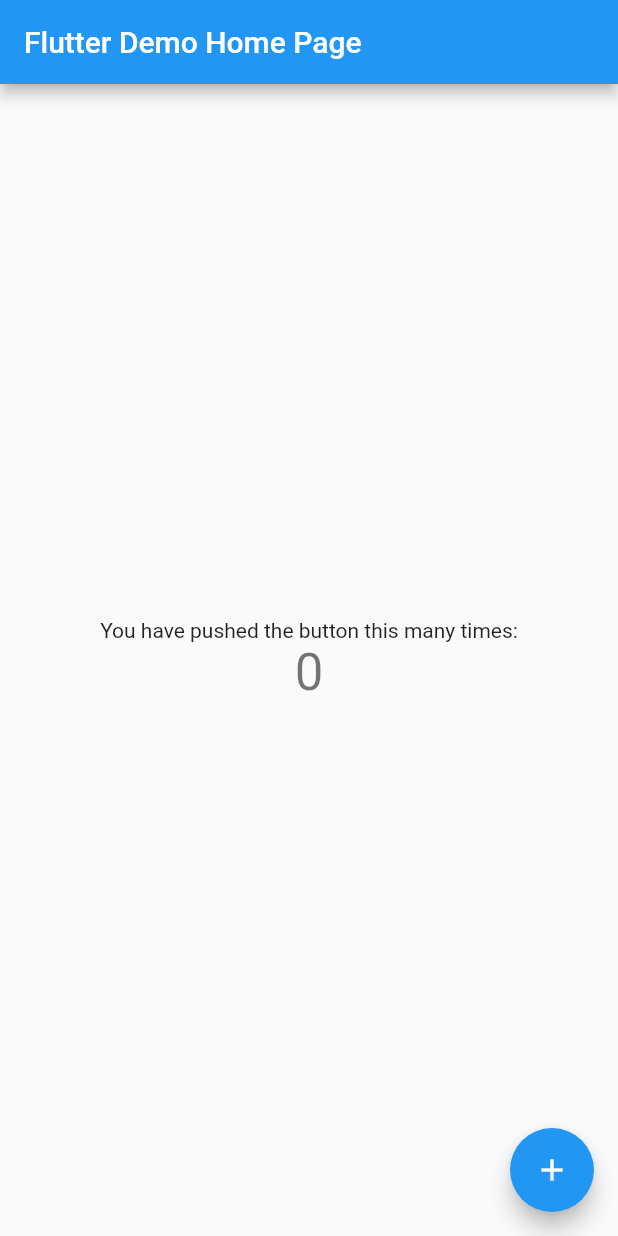
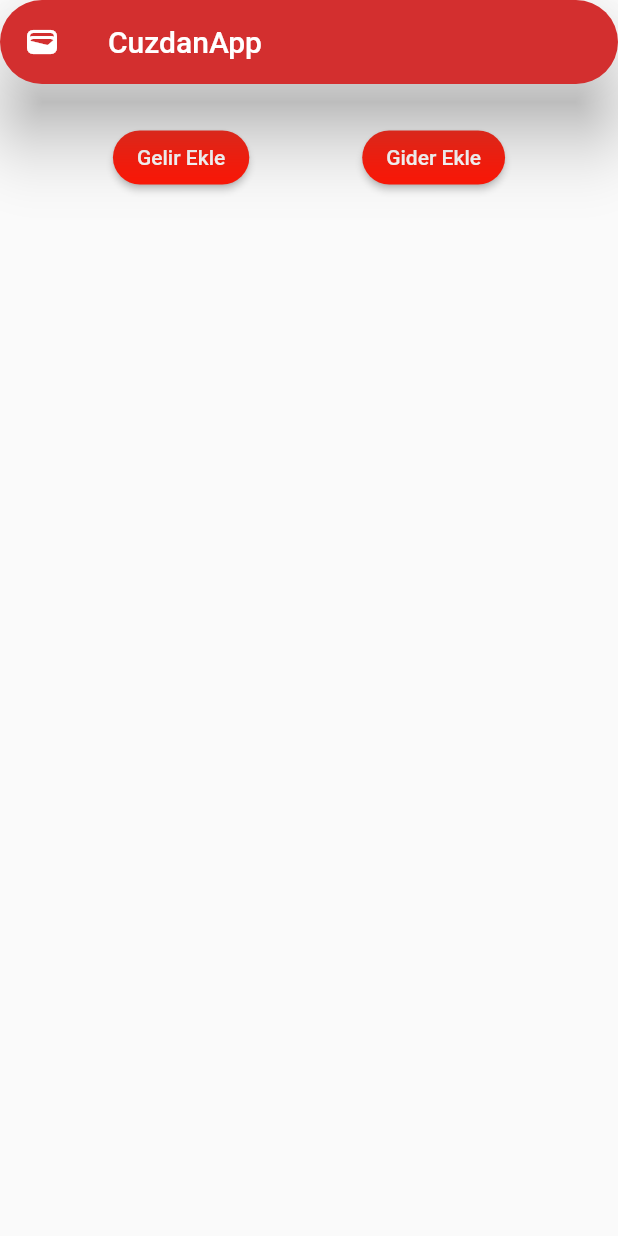
Before and after one commit to sallystalone/monthly_calculator_app, a Flutter app: the screen it shows after launch, on a phone screen of 412 x 824 dp. Run offline on Flutter 3.47's test engine with Material 2 defaults, Android fonts, the phone set to English and light mode, and no system bars.

Commit message:
buttons
Buttons 'gelir ekle', 'gider ekle' created and postioned in the container.

```diff
--- a/monthly_caclulator_app/lib/main.dart
+++ b/monthly_caclulator_app/lib/main.dart
@@ -1,115 +1,15 @@
 import 'package:flutter/material.dart';
+import 'package:monthly_caclulator_app/view.dart';
 
 void main() {
   runApp(const MyApp());
 }
 
 class MyApp extends StatelessWidget {
-  const MyApp({super.key});
-
-  // This widget is the root of your application.
-  @override
-  Widget build(BuildContext context) {
-    return MaterialApp(
-      title: 'Flutter Demo',
-      theme: ThemeData(
-        // This is the theme of your application.
-        //
-        // Try running your application with "flutter run". You'll see the
-        // application has a blue toolbar. Then, without quitting the app, try
-        // changing the primarySwatch below to Colors.green and then invoke
-        // "hot reload" (press "r" in the console where you ran "flutter run",
-        // or simply save your changes to "hot reload" in a Flutter IDE).
-        // Notice that the counter didn't reset back to zero; the application
-        // is not restarted.
-        primarySwatch: Colors.blue,
-      ),
-      home: const MyHomePage(title: 'Flutter Demo Home Page'),
-    );
-  }
-}
-
-class MyHomePage extends StatefulWidget {
-  const MyHomePage({super.key, required this.title});
-
-  // This widget is the home page of your application. It is stateful, meaning
-  // that it has a State object (defined below) that contains fields that affect
-  // how it looks.
-
-  // This class is the configuration for the state. It holds the values (in this
-  // case the title) provided by the parent (in this case the App widget) and
-  // used by the build method of the State. Fields in a Widget subclass are
-  // always marked "final".
-
-  final String title;
-
-  @override
-  State<MyHomePage> createState() => _MyHomePageState();
-}
-
-class _MyHomePageState extends State<MyHomePage> {
-  int _counter = 0;
-
-  void _incrementCounter() {
-    setState(() {
-      // This call to setState tells the Flutter framework that something has
-      // changed in this State, which causes it to rerun the build method below
-      // so that the display can reflect the updated values. If we changed
-      // _counter without calling setState(), then the build method would not be
-      // called again, and so nothing would appear to happen.
-      _counter++;
-    });
-  }
+  const MyApp({Key? key}) : super(key: key);
 
   @override
   Widget build(BuildContext context) {
-    // This method is rerun every time setState is called, for instance as done
-    // by the _incrementCounter method above.
-    //
-    // The Flutter framework has been optimized to make rerunning build methods
-    // fast, so that you can just rebuild anything that needs updating rather
-    // than having to individually change instances of widgets.
-    return Scaffold(
-      appBar: AppBar(
-        // Here we take the value from the MyHomePage object that was created by
-        // the App.build method, and use it to set our appbar title.
-        title: Text(widget.title),
-      ),
-      body: Center(
-        // Center is a layout widget. It takes a single child and positions it
-        // in the middle of the parent.
-        child: Column(
-          // Column is also a layout widget. It takes a list of children and
-          // arranges them vertically. By default, it sizes itself to fit its
-          // children horizontally, and tries to be as tall as its parent.
-          //
-          // Invoke "debug painting" (press "p" in the console, choose the
-          // "Toggle Debug Paint" action from the Flutter Inspector in Android
-          // Studio, or the "Toggle Debug Paint" command in Visual Studio Code)
-          // to see the wireframe for each widget.
-          //
-          // Column has various properties to control how it sizes itself and
-          // how it positions its children. Here we use mainAxisAlignment to
-          // center the children vertically; the main axis here is the vertical
-          // axis because Columns are vertical (the cross axis would be
-          // horizontal).
-          mainAxisAlignment: MainAxisAlignment.center,
-          children: <Widget>[
-            const Text(
-              'You have pushed the button this many times:',
-            ),
-            Text(
-              '$_counter',
-              style: Theme.of(context).textTheme.headline4,
-            ),
-          ],
-        ),
-      ),
-      floatingActionButton: FloatingActionButton(
-        onPressed: _incrementCounter,
-        tooltip: 'Increment',
-        child: const Icon(Icons.add),
-      ), // This trailing comma makes auto-formatting nicer for build methods.
-    );
+    return MainScreen();
   }
 }
--- /dev/null
+++ b/monthly_caclulator_app/lib/view.dart
@@ -0,0 +1,43 @@
+import 'package:flutter/material.dart';
+import 'package:flutter/src/widgets/container.dart';
+import 'package:flutter/src/widgets/framework.dart';
+
+class MainScreen extends StatelessWidget {
+  const MainScreen({super.key});
+
+  @override
+  Widget build(BuildContext context) {
+    return MaterialApp(
+      home: Scaffold(
+        appBar: AppBar(
+            title: const Text('CuzdanApp'),
+            leading: const Icon(Icons.wallet),
+            shadowColor: Colors.grey,
+            elevation: 20,
+            shape: const RoundedRectangleBorder(borderRadius: BorderRadius.all(Radius.circular(50))),
+            backgroundColor: Colors.red[700]),
+        body: Container(
+          child: Padding(
+            padding: const EdgeInsets.only(top: 25),
+            child: Row(mainAxisAlignment: MainAxisAlignment.spaceEvenly, children: [
+              ElevatedButton(
+                onPressed: () {},
+                child: const Text('Gelir Ekle'),
+                style: ElevatedButton.styleFrom(
+                  backgroundColor: Color.fromARGB(255, 255, 19, 2),
+                  shape: RoundedRectangleBorder(borderRadius: BorderRadius.all(Radius.circular(50))),
+                ),
+              ),
+              Container(
+                child: ElevatedButton(
+                    onPressed: () {},
+                    child: const Text('Gider Ekle'),
+                    style: ElevatedButton.styleFrom(backgroundColor: Color.fromARGB(255, 255, 19, 2), shape: RoundedRectangleBorder(borderRadius: BorderRadius.all(Radius.circular(50))))),
+              ),
+            ]),
+          ),
+        ),
+      ),
+    );
+  }
+}
```
